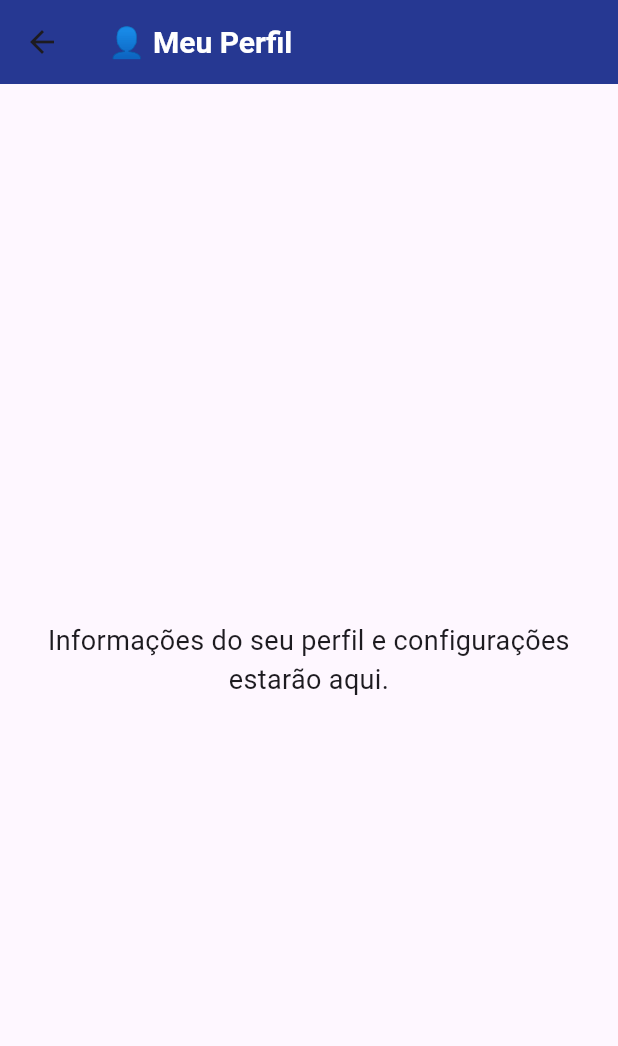
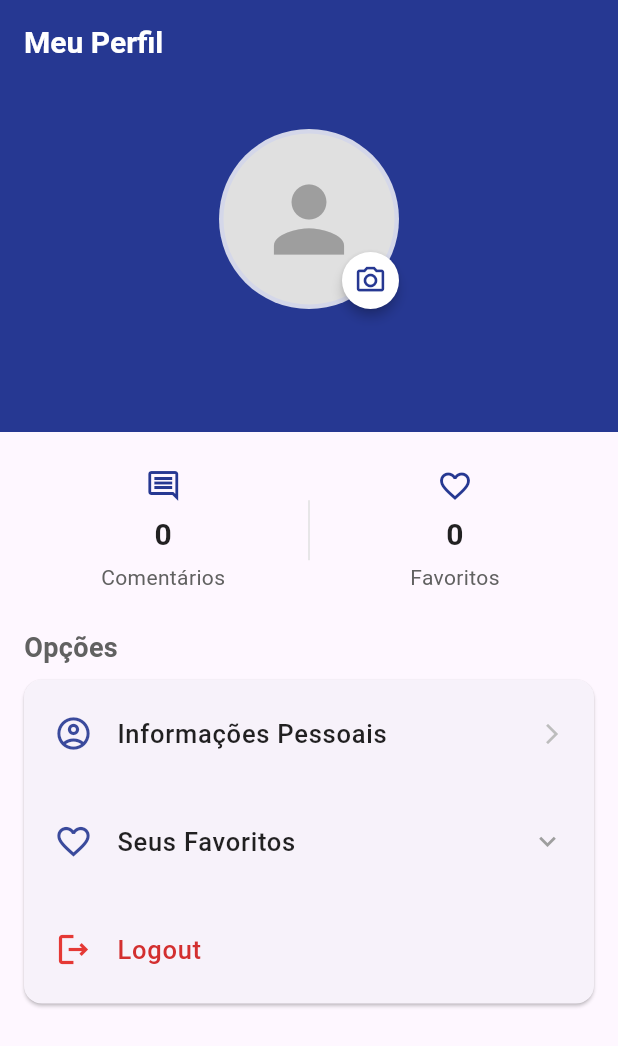
Before and after one commit to LucasDevMelo/app_viaja_mais, a Flutter app: the ProfileScreen screen opened directly, on a phone screen of 412 x 824 dp. Shown: the top 1046 px of the screen. Run offline on Flutter 3.47's test engine with Material 3 defaults, Android fonts, the phone set to English and light mode, and no system bars; our stand-ins replace cached_network_image, cloud_firestore, firebase_auth, firebase_core, firebase_database, firebase_storage and 1 more; missing offline and left inert: flutter_quill; accounts and stored records are empty; generated files the repository leaves out were written again; network calls fail.

Commit message:
Adicao tela de perfil

```diff
--- /dev/null
+++ b/lib/Travel-Mobile-App/pages/ProfileScreen.dart
@@ -0,0 +1,533 @@
+// profile_screen.dart
+import 'package:flutter/material.dart';
+import 'package:firebase_auth/firebase_auth.dart';
+import 'package:cloud_firestore/cloud_firestore.dart';
+import 'package:cached_network_image/cached_network_image.dart';
+// import 'package:image_picker/image_picker.dart';
+// import 'dart:io';
+
+import 'package:app_viaja_mais/Travel-Mobile-App/models/travel_model.dart' as model;
+import 'package:app_viaja_mais/Travel-Mobile-App/pages/place_detail.dart';
+// Importe suas outras telas aqui
+// Exemplo: import 'package:app_viaja_mais/Travel-Mobile-App/const.dart';
+
+// ▼▼▼ SUBSTITUA ESTES PLACEHOLDERS PELAS SUAS TELAS REAIS E IMPORTE-AS CORRETAMENTE ▼▼▼
+class PlaceholderLoginScreen extends StatelessWidget {
+  const PlaceholderLoginScreen({super.key});
+  @override
+  Widget build(BuildContext context) {
+    return Scaffold(
+      appBar: AppBar(title: const Text("Login (Substitua)")),
+      body: const Center(child: Text("Esta é a sua Tela de Login (Substitua)")),
+    );
+  }
+}
+
+class PlaceholderEditProfileScreen extends StatelessWidget {
+  const PlaceholderEditProfileScreen({super.key});
+  @override
+  Widget build(BuildContext context) {
+    return Scaffold(
+      appBar: AppBar(title: const Text("Editar Perfil (Substitua)")),
+      body: const Center(child: Text("Esta é a sua Tela de Editar Perfil (Substitua)")),
+    );
+  }
+}
+// ▲▲▲ SUBSTITUA ESTES PLACEHOLDERS PELAS SUAS TELAS REAIS E IMPORTE-AS CORRETAMENTE ▲▲▲
+
+class ProfileScreen extends StatefulWidget {
+  const ProfileScreen({super.key});
+
+  @override
+  State<ProfileScreen> createState() => _ProfileScreenState();
+}
+
+class _ProfileScreenState extends State<ProfileScreen> {
+  String? _userId;
+  String _userName = "Carregando...";
+  String? _userEmail;
+  String? _profileImageUrl;
+  int _favoriteCount = 0;
+  final int _commentCount = 0;
+  bool _isLoading = true;
+
+  // Estados para a lista de favoritos integrada
+  bool _showFavoritesSection = false;
+  List<String> _favoriteDestinationIds = [];
+  List<model.TravelDestination> _favoriteDestinations = [];
+  bool _isLoadingFavorites = false;
+
+  final Color _primaryAppColor = const Color(0xFF263892);
+
+  @override
+  void initState() {
+    super.initState();
+    _loadInitialData();
+  }
+
+  Future<void> _loadInitialData() async {
+    User? currentUser = FirebaseAuth.instance.currentUser;
+    if (currentUser != null) {
+      _userId = currentUser.uid;
+      _userEmail = currentUser.email;
+      await _loadUserDataFromFirestore(); // Isso agora também carrega _favoriteDestinationIds
+    } else {
+      if (mounted) {
+        setState(() {
+          _isLoading = false;
+          _userName = "Visitante";
+        });
+      }
+    }
+  }
+
+  Future<void> _loadUserDataFromFirestore() async {
+    if (!mounted) return;
+    // Não seta _isLoading = true aqui para não piscar a tela toda ao recarregar favoritos
+    // setState(() => _isLoading = true); // Removido para refresh mais suave
+
+    if (_userId == null) {
+      if (mounted) setState(() => _isLoading = false);
+      return;
+    }
+
+    try {
+      DocumentSnapshot userDoc = await FirebaseFirestore.instance
+          .collection('users')
+          .doc(_userId)
+          .get();
+
+      if (userDoc.exists && userDoc.data() != null) {
+        Map<String, dynamic> data = userDoc.data() as Map<String, dynamic>;
+        if (!mounted) return;
+        setState(() {
+          _userName = data['name'] ?? FirebaseAuth.instance.currentUser?.displayName ?? "Usuário";
+          _profileImageUrl = data['profile_image_url'];
+          if (data.containsKey('favorite_destination_ids') && data['favorite_destination_ids'] is List) {
+            _favoriteDestinationIds = List<String>.from(data['favorite_destination_ids']);
+            _favoriteCount = _favoriteDestinationIds.length;
+          } else {
+            _favoriteDestinationIds = [];
+            _favoriteCount = 0;
+          }
+        });
+      } else {
+        if (!mounted) return;
+        setState(() {
+          _userName = FirebaseAuth.instance.currentUser?.displayName ?? "Usuário";
+          _favoriteDestinationIds = [];
+          _favoriteCount = 0;
+        });
+      }
+    } catch (e) {
+      print("Erro ao carregar dados do usuário do Firestore: $e");
+      // Tratar erro
+    } finally {
+      if (mounted && _isLoading) { // Só seta isLoading para false se era o carregamento inicial
+        setState(() => _isLoading = false);
+      }
+    }
+  }
+
+  Future<void> _loadFavoriteDestinationsDetails() async {
+    if (!_showFavoritesSection || _favoriteDestinationIds.isEmpty) {
+      if (mounted && _favoriteDestinationIds.isEmpty) {
+        setState(() {
+          _favoriteDestinations = [];
+          _isLoadingFavorites = false;
+        });
+      }
+      return;
+    }
+
+    if (!mounted) return;
+    setState(() => _isLoadingFavorites = true);
+
+    List<model.TravelDestination> fetchedDestinations = [];
+    try {
+      List<List<String>> chunks = [];
+      for (var i = 0; i < _favoriteDestinationIds.length; i += 30) {
+        chunks.add(_favoriteDestinationIds.sublist(i, i + 30 > _favoriteDestinationIds.length ? _favoriteDestinationIds.length : i + 30));
+      }
+
+      for (List<String> chunk in chunks) {
+        if (chunk.isEmpty) continue;
+        QuerySnapshot destinationsSnapshot = await FirebaseFirestore.instance
+            .collection('destinations')
+            .where(FieldPath.documentId, whereIn: chunk)
+            .get();
+        for (var doc in destinationsSnapshot.docs) {
+          if (doc.exists && doc.data() != null) {
+            fetchedDestinations.add(model.TravelDestination.fromJson(doc.data() as Map<String, dynamic>));
+          }
+        }
+      }
+
+      if (_favoriteDestinationIds.isNotEmpty && fetchedDestinations.isNotEmpty) {
+        fetchedDestinations.sort((a, b) => _favoriteDestinationIds.indexOf(a.id).compareTo(_favoriteDestinationIds.indexOf(b.id)));
+      }
+
+      if (!mounted) return;
+      setState(() {
+        _favoriteDestinations = fetchedDestinations;
+      });
+    } catch (e) {
+      print("Erro ao carregar detalhes dos favoritos: $e");
+      if(mounted) ScaffoldMessenger.of(context).showSnackBar(SnackBar(content: Text("Erro ao carregar detalhes dos favoritos: ${e.toString()}")));
+    } finally {
+      if (!mounted) return;
+      setState(() => _isLoadingFavorites = false);
+    }
+  }
+
+  Future<void> _refreshAllProfileData() async {
+    await _loadUserDataFromFirestore(); // Recarrega dados do usuário (incluindo IDs de favoritos)
+    if (_showFavoritesSection && mounted) { // Se a seção de favoritos estiver visível, recarrega os detalhes
+      await _loadFavoriteDestinationsDetails();
+    } else if (mounted) { // Se não estiver visível, mas os IDs podem ter mudado, limpa os detalhes
+      setState(() {
+        _favoriteDestinations = [];
+      });
+    }
+  }
+
+
+  Future<void> _pickImage() async {
+    ScaffoldMessenger.of(context).showSnackBar(
+      const SnackBar(content: Text('Funcionalidade de adicionar/editar imagem será implementada.')),
+    );
+  }
+
+  Future<void> _logout() async {
+    // ... (código de logout existente)
+    try {
+      await FirebaseAuth.instance.signOut();
+      if (mounted) {
+        Navigator.of(context).pushAndRemoveUntil(
+          MaterialPageRoute(builder: (context) => const PlaceholderLoginScreen()),
+              (Route<dynamic> route) => false,
+        );
+      }
+    } catch (e) {
+      print("Erro ao fazer logout: $e");
+      if(mounted) {
+        ScaffoldMessenger.of(context).showSnackBar(
+          SnackBar(content: Text("Erro ao fazer logout: ${e.toString()}")),
+        );
+      }
+    }
+  }
+
+  @override
+  Widget build(BuildContext context) {
+    return Scaffold(
+      appBar: AppBar(
+        title: const Text("Meu Perfil"),
+        backgroundColor: _primaryAppColor,
+        titleTextStyle: const TextStyle(color: Colors.white, fontSize: 20, fontWeight: FontWeight.bold),
+        elevation: 0,
+        automaticallyImplyLeading: false,
+      ),
+      body: _isLoading
+          ? const Center(child: CircularProgressIndicator())
+          : _userId == null
+          ? _buildLoginPrompt()
+          : _buildProfileView(),
+    );
+  }
+
+  Widget _buildLoginPrompt() {
+    // ... (código _buildLoginPrompt existente)
+    return Center(
+      child: Padding(
+        padding: const EdgeInsets.all(30.0),
+        child: Column(
+          mainAxisAlignment: MainAxisAlignment.center,
+          children: [
+            Icon(Icons.person_off_outlined, size: 70, color: Colors.grey[400]),
+            const SizedBox(height: 20),
+            const Text(
+              "Você não está logado.",
+              style: TextStyle(fontSize: 19, fontWeight: FontWeight.w500),
+              textAlign: TextAlign.center,
+            ),
+            const SizedBox(height: 10),
+            const Text(
+              "Faça login para acessar seu perfil e favoritos.",
+              style: TextStyle(fontSize: 16, color: Colors.grey),
+              textAlign: TextAlign.center,
+            ),
+            const SizedBox(height: 30),
+            ElevatedButton(
+              style: ElevatedButton.styleFrom(
+                  backgroundColor: _primaryAppColor,
+                  padding: const EdgeInsets.symmetric(horizontal: 40, vertical: 15),
+                  textStyle: const TextStyle(fontSize: 16, fontWeight: FontWeight.bold),
+                  shape: RoundedRectangleBorder(borderRadius: BorderRadius.circular(8))
+              ),
+              onPressed: () {
+                Navigator.of(context).pushAndRemoveUntil(
+                  MaterialPageRoute(builder: (context) => const PlaceholderLoginScreen()),
+                      (Route<dynamic> route) => false,
+                ).then((_) => _loadInitialData()); // Tenta recarregar após "login"
+              },
+              child: const Text("Fazer Login", style: TextStyle(color: Colors.white)),
+            )
+          ],
+        ),
+      ),
+    );
+  }
+
+  Widget _buildProfileView() {
+    return RefreshIndicator(
+      onRefresh: _refreshAllProfileData, // Atualiza todos os dados do perfil
+      child: ListView(
+        padding: EdgeInsets.zero,
+        children: [
+          _buildProfileHeader(),
+          const SizedBox(height: 24),
+          _buildStatsRow(),
+          const SizedBox(height: 24),
+          Padding(
+            padding: const EdgeInsets.symmetric(horizontal: 16.0),
+            child: Text(
+              "Opções",
+              style: TextStyle(fontSize: 18, fontWeight: FontWeight.bold, color: Colors.grey[700]),
+            ),
+          ),
+          const SizedBox(height: 8),
+          Padding(
+            padding: const EdgeInsets.symmetric(horizontal: 16.0),
+            child: Card(
+              elevation: 1,
+              margin: EdgeInsets.zero,
+              shape: RoundedRectangleBorder(borderRadius: BorderRadius.circular(12)),
+              child: Column(
+                children: [
+                  _buildMenuOption(
+                    icon: Icons.account_circle_outlined,
+                    title: "Informações Pessoais",
+                    onTap: () {
+                      Navigator.push(context, MaterialPageRoute(builder: (context) => const PlaceholderEditProfileScreen()));
+                    },
+                  ),
+                  _buildMenuOption(
+                    icon: Icons.favorite_outline,
+                    title: "Seus Favoritos",
+                    trailingIcon: _showFavoritesSection ? Icons.expand_less : Icons.expand_more,
+                    onTap: () {
+                      setState(() {
+                        _showFavoritesSection = !_showFavoritesSection;
+                        if (_showFavoritesSection && _favoriteDestinations.isEmpty && _favoriteDestinationIds.isNotEmpty) {
+                          _loadFavoriteDestinationsDetails();
+                        }
+                      });
+                    },
+                  ),
+                  // Seção de Favoritos (condicional)
+                  if (_showFavoritesSection) _buildFavoritesSection(),
+
+                  _buildMenuOption(
+                    icon: Icons.logout_outlined,
+                    title: "Logout",
+                    isLogout: true,
+                    onTap: _logout,
+                  ),
+                ],
+              ),
+            ),
+          ),
+          const SizedBox(height: 30),
+        ],
+      ),
+    );
+  }
+
+  Widget _buildFavoritesSection() {
+    if (_isLoadingFavorites) {
+      return const Padding(
+        padding: EdgeInsets.symmetric(vertical: 20.0),
+        child: Center(child: CircularProgressIndicator()),
+      );
+    }
+    if (_favoriteDestinationIds.isEmpty) { // Verifica pelos IDs primeiro
+      return Padding(
+        padding: const EdgeInsets.symmetric(horizontal: 16.0, vertical: 20.0),
+        child: Text("Nenhum local favoritado ainda.", style: TextStyle(color: Colors.grey[600], fontSize: 15), textAlign: TextAlign.center),
+      );
+    }
+    if (_favoriteDestinations.isEmpty && !_isLoadingFavorites) { // Se IDs existem mas detalhes não carregaram (ou foram removidos)
+      return Padding(
+        padding: const EdgeInsets.symmetric(horizontal: 16.0, vertical: 20.0),
+        child: Text("Não foi possível carregar os detalhes dos favoritos ou não há favoritos.", style: TextStyle(color: Colors.grey[600], fontSize: 15), textAlign: TextAlign.center),
+      );
+    }
+
+    // Usar um Column para o título e depois o ListView
+    return Column(
+      crossAxisAlignment: CrossAxisAlignment.start,
+      children: [
+        Padding(
+          padding: const EdgeInsets.fromLTRB(16.0, 16.0, 16.0, 8.0),
+          child: Text(
+            "Meus Locais Favoritos (${_favoriteDestinations.length})",
+            style: TextStyle(fontSize: 16, fontWeight: FontWeight.w600, color: Colors.grey[700]),
+          ),
+        ),
+        ListView.builder(
+          shrinkWrap: true,
+          physics: const NeverScrollableScrollPhysics(),
+          itemCount: _favoriteDestinations.length,
+          itemBuilder: (context, index) {
+            final destination = _favoriteDestinations[index];
+            String? displayImageUrl;
+            if (destination.imageUrls.isNotEmpty) {
+              displayImageUrl = destination.imageUrls.firstWhere((url) => url.startsWith("http"), orElse: () => destination.imageUrls.first);
+            }
+            return ListTile(
+              contentPadding: const EdgeInsets.symmetric(horizontal: 16, vertical: 8),
+              leading: ClipRRect(
+                borderRadius: BorderRadius.circular(8.0),
+                child: displayImageUrl != null
+                    ? CachedNetworkImage(
+                  imageUrl: displayImageUrl,
+                  width: 60, height: 60, fit: BoxFit.cover,
+                  placeholder: (context, url) => Container(width: 60, height: 60, color: Colors.grey[200], child: const Center(child: CircularProgressIndicator(strokeWidth: 2.0))),
+                  errorWidget: (context, url, error) => Container(width: 60, height: 60, color: Colors.grey[200], child: const Icon(Icons.broken_image, color: Colors.grey)),
+                )
+                    : Container(width: 60, height: 60, color: Colors.grey[200], child: const Icon(Icons.image_not_supported, color: Colors.grey)),
+              ),
+              title: Text(destination.name, style: const TextStyle(fontWeight: FontWeight.w500)),
+              subtitle: Text(destination.location, style: TextStyle(color: Colors.grey[600])),
+              trailing: const Icon(Icons.arrow_forward_ios, size: 16, color: Colors.grey),
+              onTap: () {
+                Navigator.push(
+                  context,
+                  MaterialPageRoute(builder: (context) => PlaceDetailScreen(destinationId: destination.id)),
+                ).then((_) => _refreshAllProfileData()); // Atualiza tudo ao voltar
+              },
+            );
+          },
+        ),
+        const SizedBox(height: 10), // Um pouco de espaço após a lista
+      ],
+    );
+  }
+
+
+  Widget _buildProfileHeader() {
+    // ... (código _buildProfileHeader existente, sem alterações)
+    return Container(
+      padding: const EdgeInsets.fromLTRB(20, 30, 20, 30),
+      decoration: BoxDecoration(
+        color: _primaryAppColor,
+      ),
+      child: Column(
+        children: [
+          Stack(
+            alignment: Alignment.bottomRight,
+            children: [
+              CircleAvatar(
+                radius: 60,
+                backgroundColor: Colors.white.withOpacity(0.8),
+                child: CircleAvatar(
+                  radius: 57,
+                  backgroundColor: Colors.grey[300],
+                  backgroundImage: _profileImageUrl != null && _profileImageUrl!.isNotEmpty
+                      ? CachedNetworkImageProvider(_profileImageUrl!)
+                      : null,
+                  child: _profileImageUrl == null || _profileImageUrl!.isEmpty
+                      ? Icon(Icons.person, size: 70, color: Colors.grey[500])
+                      : null,
+                ),
+              ),
+              Material(
+                color: Colors.white,
+                shape: const CircleBorder(),
+                elevation: 3,
+                child: InkWell(
+                  customBorder: const CircleBorder(),
+                  onTap: _pickImage,
+                  child: Container(
+                    padding: const EdgeInsets.all(8),
+                    decoration: const BoxDecoration(shape: BoxShape.circle),
+                    child: Icon(Icons.camera_alt_outlined, size: 22, color: _primaryAppColor),
+                  ),
+                ),
+              )
+            ],
+          ),
+          const SizedBox(height: 18),
+          Text(
+            _userName,
+            style: const TextStyle(fontSize: 24, fontWeight: FontWeight.bold, color: Colors.white),
+            textAlign: TextAlign.center,
+          ),
+          if (_userEmail != null && _userEmail!.isNotEmpty) ...[
+            const SizedBox(height: 6),
+            Text(
+              _userEmail!,
+              style: TextStyle(fontSize: 16, color: Colors.white.withOpacity(0.85)),
+              textAlign: TextAlign.center,
+            ),
+          ]
+        ],
+      ),
+    );
+  }
+
+  Widget _buildStatsRow() {
+    // ... (código _buildStatsRow existente, sem alterações)
+    return Padding(
+      padding: const EdgeInsets.symmetric(horizontal: 20.0),
+      child: Row(
+        mainAxisAlignment: MainAxisAlignment.spaceAround,
+        children: [
+          Expanded(child: _buildStatItem("Comentários", _commentCount.toString(), Icons.comment_outlined)),
+          Container(height: 40, width: 1, color: Colors.grey[300], margin: const EdgeInsets.symmetric(horizontal: 8)),
+          Expanded(child: _buildStatItem("Favoritos", _favoriteCount.toString(), Icons.favorite_outline)),
+        ],
+      ),
+    );
+  }
+
+  Widget _buildStatItem(String label, String value, IconData icon) {
+    // ... (código _buildStatItem existente, sem alterações)
+    return Column(
+      mainAxisSize: MainAxisSize.min,
+      mainAxisAlignment: MainAxisAlignment.center,
+      children: [
+        Icon(icon, color: _primaryAppColor, size: 24),
+        const SizedBox(height: 6),
+        Text(
+          value,
+          style: const TextStyle(fontSize: 20, fontWeight: FontWeight.bold, color: Colors.black87),
+        ),
+        const SizedBox(height: 4),
+        Text(
+          label,
+          style: TextStyle(fontSize: 14, color: Colors.grey[700]),
+        ),
+      ],
+    );
+  }
+
+  Widget _buildMenuOption({required IconData icon, required String title, required VoidCallback onTap, bool isLogout = false, IconData? trailingIcon}) {
+    Color iconColor = isLogout ? Colors.red.shade600 : _primaryAppColor.withOpacity(0.9);
+    Color textColor = isLogout ? Colors.red.shade700 : Colors.black87;
+
+    return ListTile(
+      contentPadding: const EdgeInsets.symmetric(horizontal: 20, vertical: 8),
+      leading: Icon(icon, color: iconColor, size: 26),
+      title: Text(
+        title,
+        style: TextStyle(fontSize: 17, fontWeight: FontWeight.w500, color: textColor),
+      ),
+      trailing: trailingIcon != null
+          ? Icon(trailingIcon, size: 22, color: Colors.grey[500])
+          : (isLogout ? null : Icon(Icons.arrow_forward_ios, size: 16, color: Colors.grey[400])),
+      onTap: onTap,
+    );
+  }
+}
--- a/lib/Travel-Mobile-App/pages/travel_home_screen.dart
+++ b/lib/Travel-Mobile-App/pages/travel_home_screen.dart
@@ -10,31 +10,11 @@ import 'package:iconsax/iconsax.dart';
 import 'package:cloud_firestore/cloud_firestore.dart';
 
 import 'FavoritesScreen.dart';
+import 'ProfileScreen.dart';
 
 // --- Telas Provisórias (Placeholder) ---
 // Você pode mover estas para arquivos separados depois, se preferir
 
-class ProfileScreen extends StatelessWidget {
-  const ProfileScreen({super.key});
-
-  @override
-  Widget build(BuildContext context) {
-    return Scaffold(
-      appBar: AppBar(
-        title: const Text("👤 Meu Perfil"),
-        backgroundColor:  const Color(0xFF263892), // Certifique-se de que esta cor é a desejada ou use kButtonColor
-        titleTextStyle: const TextStyle(color: Colors.white, fontSize: 20, fontWeight: FontWeight.bold),
-      ),
-      body: const Center(
-        child: Text(
-          "Informações do seu perfil e configurações estarão aqui.",
-          style: TextStyle(fontSize: 18),
-          textAlign: TextAlign.center,
-        ),
-      ),
-    );
-  }
-}
 
 // --- Seu TravelHomeScreen Existente ---
 class TravelHomeScreen extends StatefulWidget {
--- a/pubspec.yaml
+++ b/pubspec.yaml
@@ -75,6 +75,8 @@ dependencies:
   firebase_auth: ^5.5.1
   cloud_firestore: ^5.6.5
   flutter_quill: ^9.3.0
+  cached_network_image: ^3.0.0 # Ou a versão mais recente compatível
+
 
 
 dev_dependencies:
```
Also changed, not shown: pubspec.lock.
